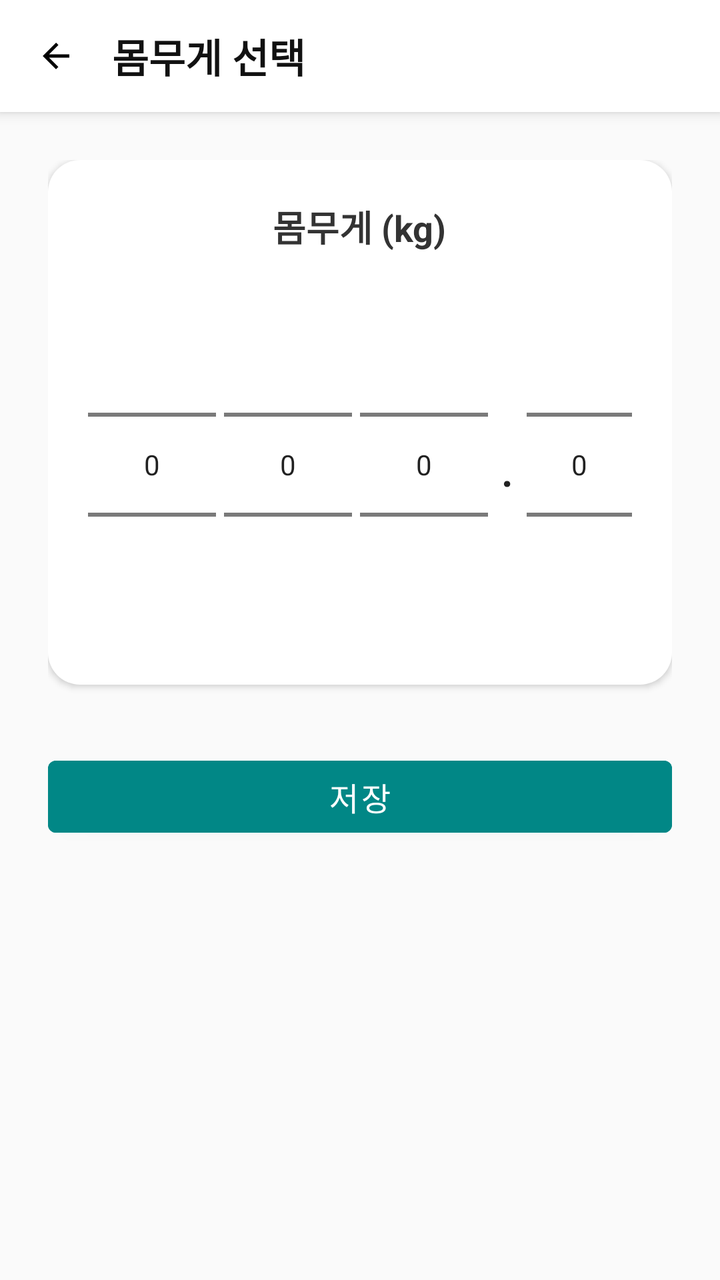
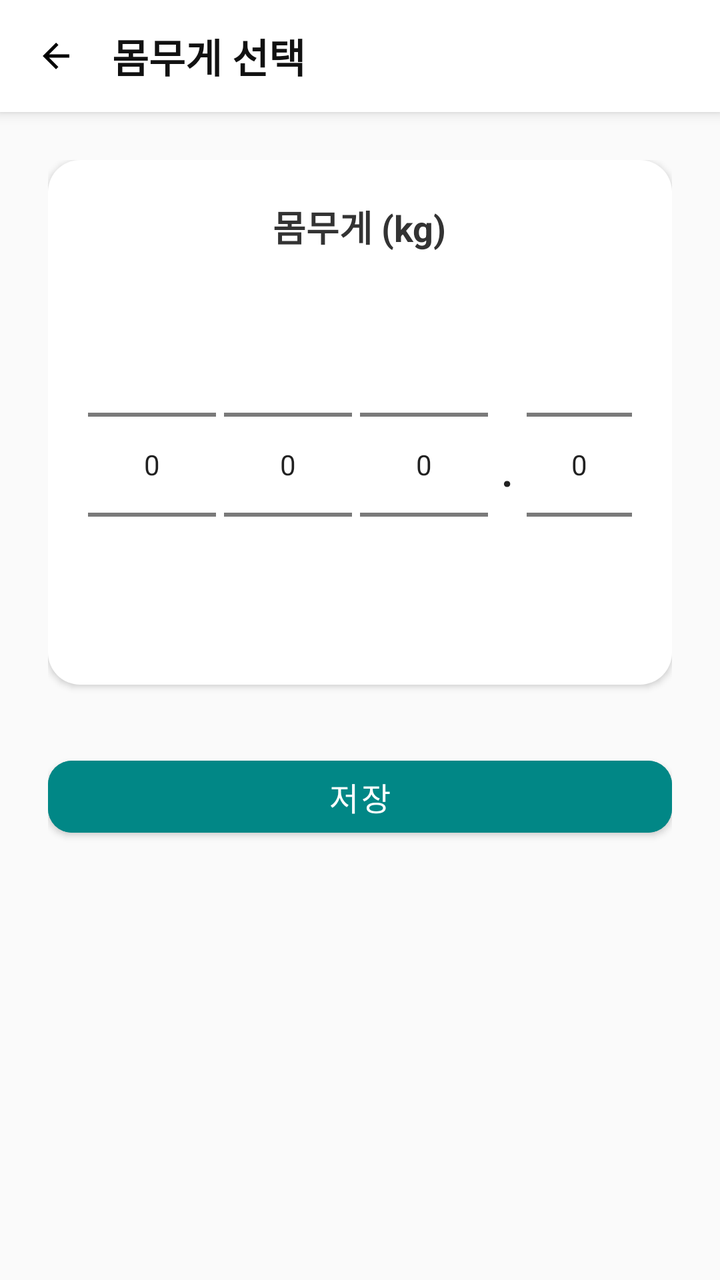

Before-and-after screenshots of an Android layout around one commit, followed by the original layout XML and the change that was made.
<!-- AndroidManifest.xml: application theme Theme.GJGN -->
<!-- res/layout/activity_edit_weight.xml -->
<?xml version="1.0" encoding="utf-8"?>
<LinearLayout xmlns:android="http://schemas.android.com/apk/res/android"
    android:layout_width="match_parent"
    android:layout_height="match_parent"
    android:orientation="vertical"
    android:background="#FAFAFA">

    
    <LinearLayout
        android:layout_width="match_parent"
        android:layout_height="56dp"
        android:orientation="horizontal"
        android:gravity="center_vertical"
        android:paddingStart="12dp"
        android:paddingEnd="12dp"
        android:background="@android:color/white"
        android:elevation="4dp">

        <ImageView
            android:id="@+id/btnBack"
            android:layout_width="32dp"
            android:layout_height="32dp"
            android:src="@drawable/ic_arrow_back"
            android:padding="6dp"
            android:background="?attr/selectableItemBackgroundBorderless" />

        <TextView
            android:text="몸무게 선택"
            android:textSize="20sp"
            android:textStyle="bold"
            android:textColor="#111111"
            android:layout_marginStart="12dp"
            android:layout_width="wrap_content"
            android:layout_height="wrap_content" />
    </LinearLayout>


    
    <ScrollView
        android:layout_width="match_parent"
        android:layout_height="match_parent"
        android:fillViewport="true">

        <LinearLayout
            android:orientation="vertical"
            android:padding="24dp"
            android:gravity="center_horizontal"
            android:layout_width="match_parent"
            android:layout_height="wrap_content">

            
            <LinearLayout
                android:layout_width="match_parent"
                android:layout_height="wrap_content"
                android:orientation="vertical"
                android:padding="20dp"
                android:background="@drawable/bg_card"
                android:elevation="2dp"
                android:gravity="center_horizontal">

                <TextView
                    android:text="몸무게 (kg)"
                    android:textSize="18sp"
                    android:textStyle="bold"
                    android:layout_marginBottom="16dp"
                    android:textColor="#333333"
                    android:layout_width="wrap_content"
                    android:layout_height="wrap_content" />

                
                <LinearLayout
                    android:orientation="horizontal"
                    android:gravity="center"
                    android:layout_width="wrap_content"
                    android:layout_height="wrap_content">

                    <NumberPicker
                        android:id="@+id/npWeight100"
                        android:layout_width="wrap_content"
                        android:layout_height="wrap_content" />

                    <NumberPicker
                        android:id="@+id/npWeight10"
                        android:layout_width="wrap_content"
                        android:layout_height="wrap_content"
                        android:layout_marginStart="4dp" />

                    <NumberPicker
                        android:id="@+id/npWeight1"
                        android:layout_width="wrap_content"
                        android:layout_height="wrap_content"
                        android:layout_marginStart="4dp" />

                    <TextView
                        android:text="."
                        android:textSize="28sp"
                        android:textColor="#222222"
                        android:layout_marginLeft="6dp"
                        android:layout_marginRight="6dp"
                        android:layout_width="wrap_content"
                        android:layout_height="wrap_content" />

                    <NumberPicker
                        android:id="@+id/npWeightDecimal"
                        android:layout_width="wrap_content"
                        android:layout_height="wrap_content" />

                </LinearLayout>

            </LinearLayout>

            
            <com.google.android.material.button.MaterialButton
                android:id="@+id/btnSave"
                android:text="저장"
                android:textColor="@android:color/white"
                android:backgroundTint="@color/teal_700"
                android:layout_marginTop="32dp"
                android:layout_width="match_parent"
                android:layout_height="48dp"
                android:textSize="16sp"
                android:cornerRadius="12dp" />

        </LinearLayout>
    </ScrollView>

</LinearLayout>
<!-- resources referenced by this layout -->
<resources>
  <color name="teal_700">#FF018786</color>
  <!-- drawable bg_card (drawable) -->
  <shape xmlns:android="http://schemas.android.com/apk/res/android">
      <solid android:color="@android:color/white"/>
      <corners android:radius="16dp"/>
  </shape>
  <!-- drawable ic_arrow_back (drawable) -->
  <vector xmlns:android="http://schemas.android.com/apk/res/android"
      android:width="24dp"
      android:height="24dp"
      android:viewportWidth="24"
      android:viewportHeight="24">
  
      <path
          android:fillColor="#000000"
          android:pathData="M20,11H7.83l5.59,-5.59L12,4l-8,8 8,8 1.41,-1.41L7.83,13H20v-2z"/>
  </vector>
  <style name="Theme.GJGN" parent="Theme.MaterialComponents.DayNight.NoActionBar">
          
          <item name="colorPrimary">@color/purple_700</item>
          <item name="colorPrimaryVariant">@color/purple_700</item>
          <item name="colorOnPrimary">@android:color/white</item>
          <item name="colorSecondary">@color/teal_700</item>
          <item name="android:windowMinWidthMajor">320dp</item>
          <item name="android:windowMinWidthMinor">320dp</item>
      </style>
  <color name="purple_700">#FF3700B3</color>
</resources>

<!-- the commit's change to res/layout/activity_edit_weight.xml (unified diff, before → after) -->
@@ -1,5 +1,6 @@
 <?xml version="1.0" encoding="utf-8"?>
 <LinearLayout xmlns:android="http://schemas.android.com/apk/res/android"
+    xmlns:app="http://schemas.android.com/apk/res-auto"
     android:layout_width="match_parent"
     android:layout_height="match_parent"
     android:orientation="vertical"
@@ -119,7 +120,7 @@
                 android:layout_width="match_parent"
                 android:layout_height="48dp"
                 android:textSize="16sp"
-                android:cornerRadius="12dp" />
+                app:cornerRadius="12dp" />
 
         </LinearLayout>
     </ScrollView>
